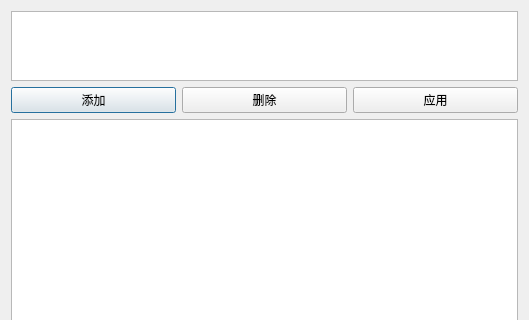
The window that src/NeoToolKits/UI/Form/DBScriptTestItemsEditorPopDialog.ui (JaneYih/QT_NeoToolKits) describes before a commit, drawn with Qt 5; both pictures show x 0 to 529 and y 0 to 320 of the 529 by 508 pixel window.
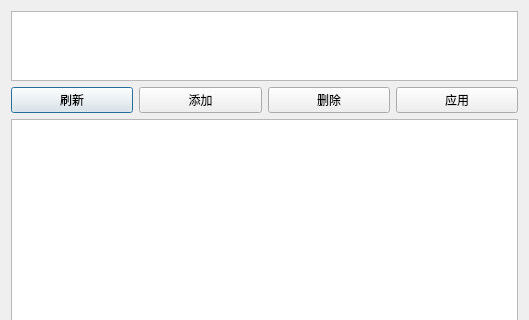
The same window after the commit.

Commit message: 实现DBScriptTestItemsEditorPopDialog的数据刷新与保存

Patch:
```diff
--- a/src/NeoToolKits/UI/Form/DBScriptTestItemsEditorPopDialog.ui
+++ b/src/NeoToolKits/UI/Form/DBScriptTestItemsEditorPopDialog.ui
@@ -40,6 +40,13 @@
    </item>
    <item>
     <layout class="QHBoxLayout" name="horizontalLayout_2">
+     <item>
+      <widget class="QPushButton" name="btn_refresh">
+       <property name="text">
+        <string>刷新</string>
+       </property>
+      </widget>
+     </item>
      <item>
       <widget class="QPushButton" name="btn_add">
        <property name="text">
```
The commit also changes 5 other files.
